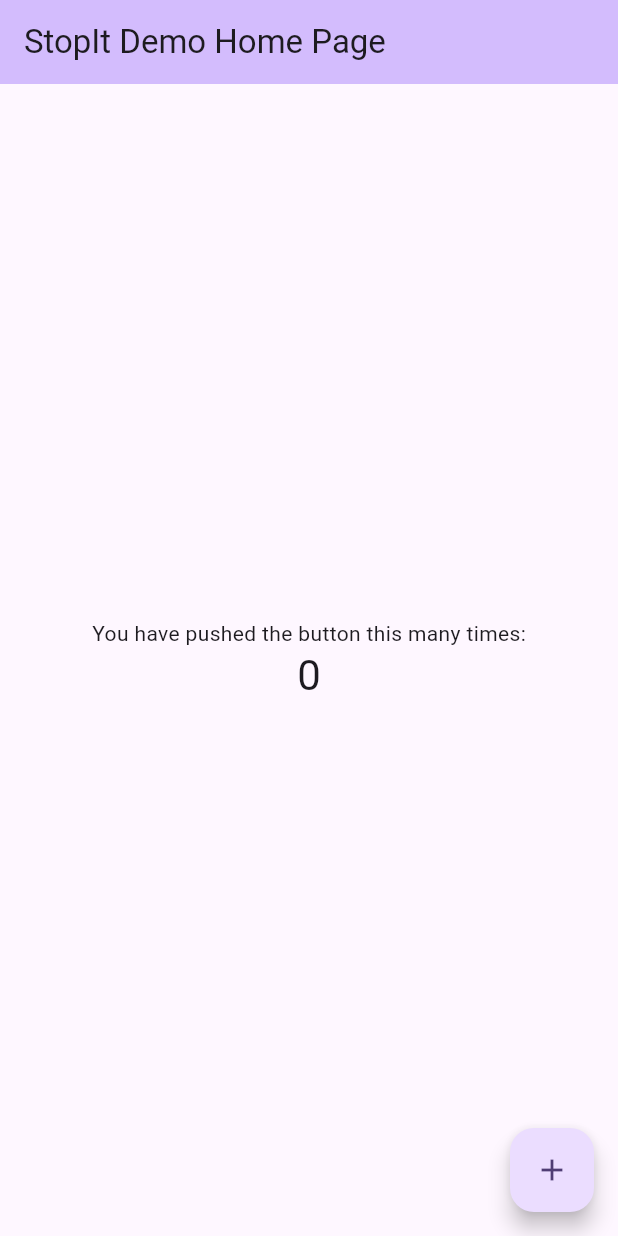
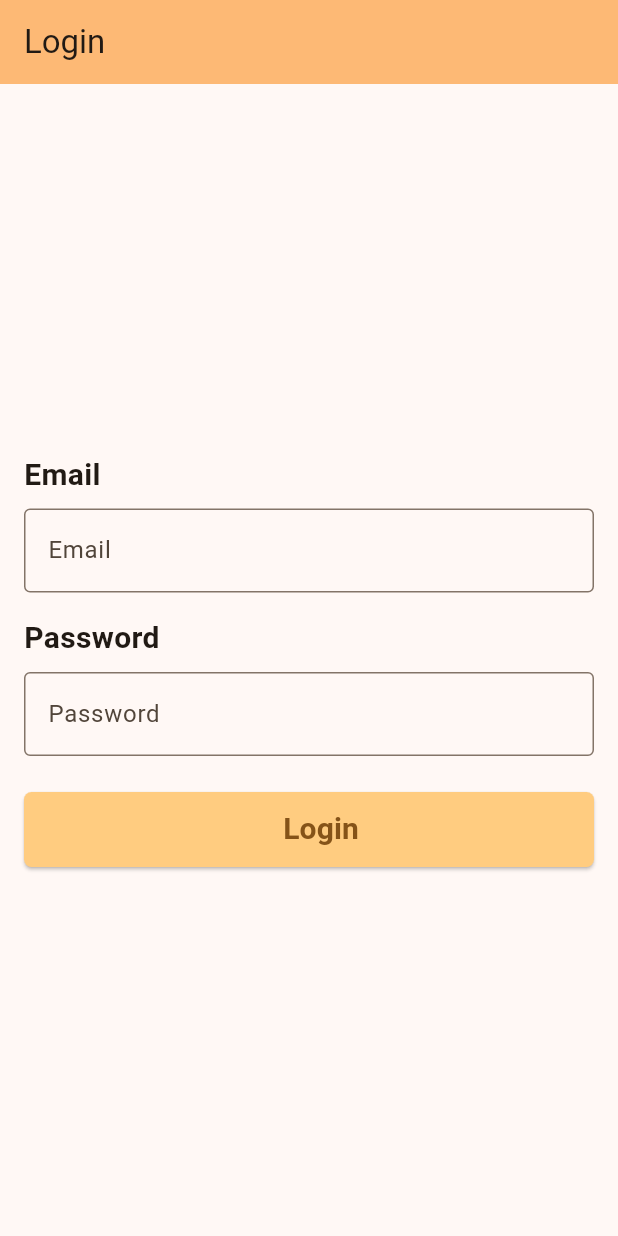
Before and after one commit to Toby-van-Berkum/stopit_frontend, a Flutter app: the screen it shows after launch, on a phone screen of 412 x 824 dp. Run offline on Flutter 3.47's test engine with Material 3 defaults, Android fonts, the phone set to English and light mode, and no system bars.

Commit message:
started work on login page

```diff
--- a/lib/main.dart
+++ b/lib/main.dart
@@ -1,8 +1,10 @@
 import 'package:flutter/material.dart';
+import 'package:stopit_frontend/pages/login_page.dart';
 
 void main() {
   runApp(const MyApp());
 }
+
 
 class MyApp extends StatelessWidget {
   const MyApp({super.key});
@@ -13,58 +15,11 @@ class MyApp extends StatelessWidget {
     return MaterialApp(
       title: 'Flutter Demo',
       theme: ThemeData(
-        colorScheme: ColorScheme.fromSeed(seedColor: Colors.deepPurple),
+
+        colorScheme: ColorScheme.fromSeed(seedColor: Colors.orange),
         useMaterial3: true,
       ),
-      home: const MyHomePage(title: 'StopIt Demo Home Page'),
+      home: const LoginPage(title: 'Login'),
     );
   }
 }
-
-class MyHomePage extends StatefulWidget {
-  const MyHomePage({super.key, required this.title});
-
-  final String title;
-
-  @override
-  State<MyHomePage> createState() => _MyHomePageState();
-}
-
-class _MyHomePageState extends State<MyHomePage> {
-  int _counter = 0;
-
-  void _incrementCounter() {
-    setState(() {
-      _counter++;
-    });
-  }
-
-  @override
-  Widget build(BuildContext context) {
-    return Scaffold(
-      appBar: AppBar(
-        backgroundColor: Theme.of(context).colorScheme.inversePrimary,
-        title: Text(widget.title),
-      ),
-      body: Center(
-        child: Column(
-          mainAxisAlignment: MainAxisAlignment.center,
-          children: <Widget>[
-            const Text(
-              'You have pushed the button this many times:',
-            ),
-            Text(
-              '$_counter',
-              style: Theme.of(context).textTheme.headlineMedium,
-            ),
-          ],
-        ),
-      ),
-      floatingActionButton: FloatingActionButton(
-        onPressed: _incrementCounter,
-        tooltip: 'Increment',
-        child: const Icon(Icons.add),
-      ), // This trailing comma makes auto-formatting nicer for build methods.
-    );
-  }
-}
--- a/lib/pages/login_page.dart
+++ b/lib/pages/login_page.dart
@@ -0,0 +1,89 @@
+import 'package:flutter/material.dart';
+
+class LoginPage extends StatefulWidget {
+  const LoginPage({super.key, required this.title});
+
+  final String title;
+
+  @override
+  State<LoginPage> createState() => _LoginPageState();
+}
+
+class _LoginPageState extends State<LoginPage> {
+  @override
+  Widget build(BuildContext context) {
+    return Scaffold(
+      appBar: AppBar(
+        backgroundColor: Theme.of(context).colorScheme.inversePrimary,
+        title: Text(widget.title),
+      ),
+      body: Center(
+        child: Padding(
+          padding: const EdgeInsets.all(16.0),
+          child: Column(
+            mainAxisAlignment: MainAxisAlignment.center,
+            crossAxisAlignment: CrossAxisAlignment.start,
+            children: <Widget>[
+              const Text(
+                "Email",
+                style: TextStyle(
+                  fontWeight: FontWeight.bold, fontSize: 20 // Bold text
+                ),
+              ),
+              const SizedBox(height: 8),
+              TextField(
+                // controller: _emailController,
+                decoration: const InputDecoration(
+                  border: OutlineInputBorder(),
+                  hintText: 'Email',
+                ),
+              ),
+              const SizedBox(height: 16),
+              const Text(
+                "Password",
+                style: TextStyle(
+                  fontWeight: FontWeight.bold, fontSize: 20// Bold text
+                ),
+              ),
+              const SizedBox(height: 8),
+              TextField(
+                // controller: _passwordController,
+                obscureText: true,
+                enableSuggestions: false,
+                autocorrect: false,
+                decoration: const InputDecoration(
+                  border: OutlineInputBorder(),
+                  hintText: 'Password',
+                ),
+              ),
+              const SizedBox(height: 24),
+              ElevatedButton(
+                onPressed: () {
+                  // Add your onPressed logic here
+                },
+                style: ElevatedButton.styleFrom(
+                  backgroundColor: Colors.orange[200], // Background color
+                  minimumSize: const Size(400, 50), // Width and height
+                  shape: RoundedRectangleBorder(
+                    borderRadius: BorderRadius.circular(5), // Rectangular shape
+                  ),
+                ),
+                child: const Align(
+                  child: Padding(
+                    padding: EdgeInsets.only(left: 16.0),
+                    child: Text(
+                      'Login',
+                      style: TextStyle(
+                        fontWeight: FontWeight.bold, fontSize: 20 // Bold text
+                      ),
+                    ),
+                  ),
+                ),
+              ),
+            ],
+          ),
+        ),
+      ),
+    );
+  }
+}
```
